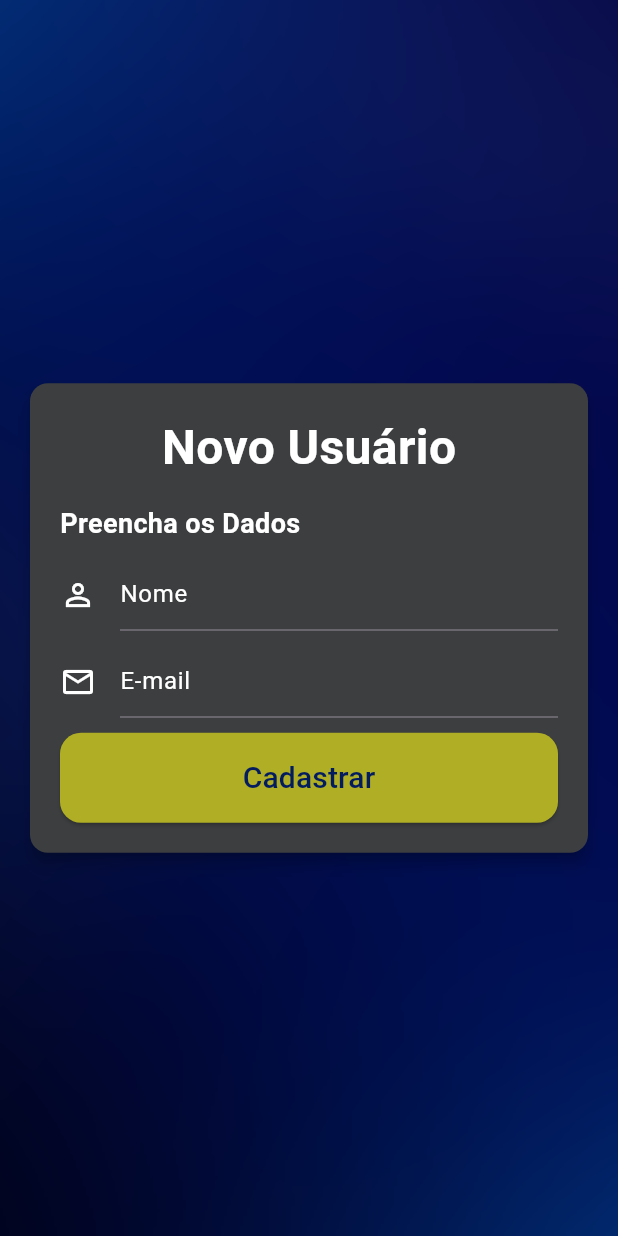
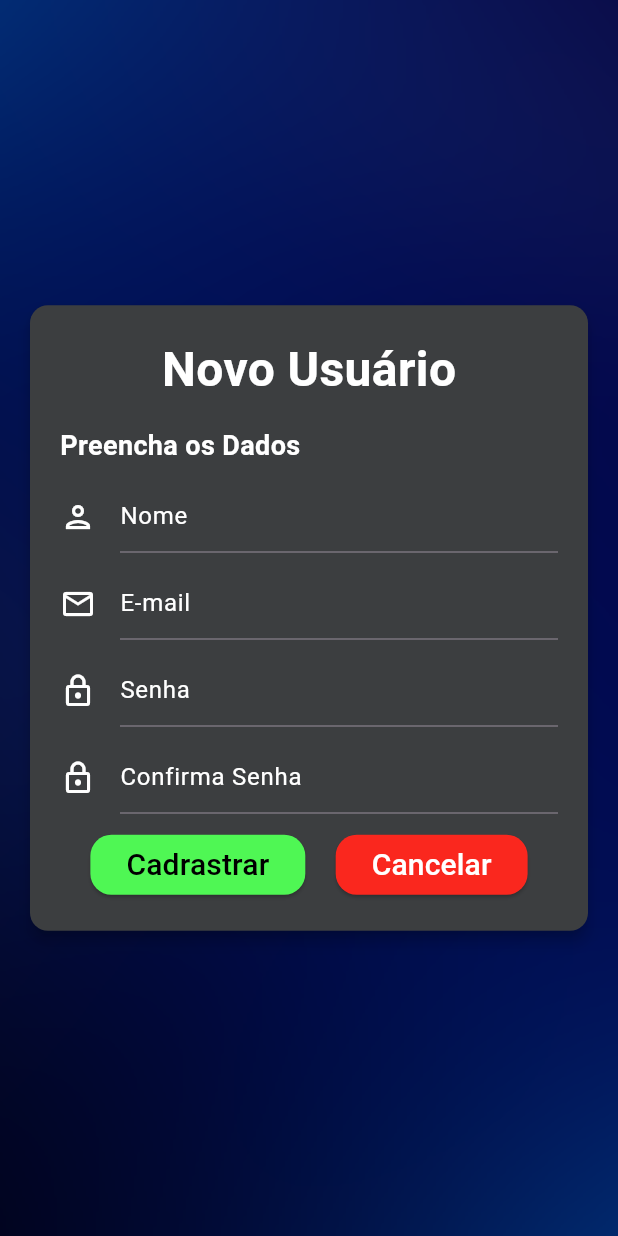
Before and after one commit to enzosoft/project_unifeob, a Flutter app: the CadUsuarioPage screen opened by its route, on a phone screen of 412 x 824 dp. Run offline on Flutter 3.47's test engine with Material 3 defaults, Android fonts, the phone set to English and light mode, and no system bars; missing offline and left inert: validatorless.

Commit message:
adjust script in 01042025

```diff
--- a/lib/src/pages/cad_usuario_page.dart
+++ b/lib/src/pages/cad_usuario_page.dart
@@ -1,3 +1,4 @@
+import 'package:appfluxolivre/src/pages/home_page.dart';
 import 'package:appfluxolivre/src/widget/input_login_widget.dart';
 import 'package:flutter/material.dart';
 import 'package:validatorless/validatorless.dart';
@@ -13,11 +14,20 @@ class _CadUsuarioPageState extends State<CadUsuarioPage> {
   final _formKey = GlobalKey<FormState>();
   final _nomeController = TextEditingController();
   final _emailController = TextEditingController();
+  final _senhaController = TextEditingController();
+  final _confSenhaController = TextEditingController();
 
-  void _cadastrar(){
-    if (_formKey.currentState!.validate()){
-      Navigator.of(context).pushNamed('/home');
+  void _cadastrar() {
+    if (_formKey.currentState!.validate()) {
+      Navigator.pushReplacement(
+        context,
+        MaterialPageRoute(builder: (context) => HomePage() )
+      );
     }
+  }
+
+  void _cancelar() {
+    Navigator.of(context).pushNamed('/');
   }
 
   @override
@@ -26,17 +36,15 @@ class _CadUsuarioPageState extends State<CadUsuarioPage> {
       body: Container(
         decoration: BoxDecoration(
           image: DecorationImage(
-            image: AssetImage(
-              'assets/images/login.png'
+            image: AssetImage('assets/images/login.png'),
+            fit: BoxFit.cover,
           ),
-            fit: BoxFit.cover,
-            )
         ),
         child: Center(
           child: Padding(
             padding: const EdgeInsets.all(16),
             child: Card(
-              color: const Color(0xff3c3e40),
+              color: const Color(0xFF3C3E40),
               elevation: 4,
               shape: RoundedRectangleBorder(
                 borderRadius: BorderRadius.circular(12),
@@ -57,60 +65,104 @@ class _CadUsuarioPageState extends State<CadUsuarioPage> {
                           style: TextStyle(
                             fontSize: 32,
                             fontWeight: FontWeight.bold,
-                            color: Color(0xFFFFFFFF)
+                            color: Color(0xFFFFFFFF),
                           ),
                         ),
                       ),
                       const Text(
-                        'Preencha os Dados',
+                        "Preencha os Dados",
                         style: TextStyle(
                           fontSize: 18,
                           fontWeight: FontWeight.bold,
-                            color: Color(0xFFFFFFFF)
+                          color: Color(0xFFFFFFFF),
                         ),
                       ),
-                      const SizedBox(height: 10,),
+                      const SizedBox(height: 10),
                       InputLoginWidget(
                         controller: _nomeController,
-                        icon: Icons.person_outline,
+                        icon: Icons.person_outlined,
                         hint: 'Nome',
-                        validator: Validatorless.required(
-                          'Campo Obrigatório'
+                        validator: Validatorless.required('Campo Obrigatorio'),
                       ),
-                      ),
-                      const SizedBox(height: 10,),
+                      const SizedBox(height: 10),
                       InputLoginWidget(
                         controller: _emailController,
                         icon: Icons.email_outlined,
                         hint: 'E-mail',
                         validator: Validatorless.multiple([
                           Validatorless.required('Campo Obrigatório'),
-                          Validatorless.email('E-mail Inválido')
-                        ])
+                          Validatorless.email('E-mail Invalido!'),
+                        ]),
                       ),
-                      const SizedBox(height: 10,),
+                      const SizedBox(height: 10),
+                      InputLoginWidget(
+                        controller: _senhaController,
+                        icon: Icons.lock_outlined,
+                        hint: 'Senha',
+                        validator: Validatorless.multiple([
+                          Validatorless.required('Campo Obrigatório'),
+                          Validatorless.min(8, 'Digite no minimo 8 caracteres'),
+                        ]),
+                        obscure: true,
+                      ),
+                      const SizedBox(height: 10),
+                      InputLoginWidget(
+                        controller: _confSenhaController,
+                        icon: Icons.lock_outlined,
+                        hint: 'Confirma Senha',
+                        validator: Validatorless.multiple([
+                          Validatorless.required('Campo Obrigatório'),
+                          Validatorless.compare(
+                            _senhaController,
+                            'As Senhas não são Iguais',
+                          ),
+                        ]),
+                        obscure: true,
+                      ),
+                      const SizedBox(height: 10),
+                      Row(
+                        mainAxisAlignment: MainAxisAlignment.spaceEvenly,
+                        children: [
                           ElevatedButton(
                             style: ElevatedButton.styleFrom(
-                  backgroundColor: const Color(0Xffafae24),
-                  minimumSize: Size(double.infinity, 60),
+                              backgroundColor: const Color(0xFF4FF754),
                               shape: RoundedRectangleBorder(
                                 borderRadius: BorderRadius.circular(14),
                               ),
                             ),
                             onPressed: _cadastrar,
                             child: const Text(
-                  'Cadastrar',
+                              'Cadrastrar',
                               style: TextStyle(
                                 fontSize: 20,
                                 fontWeight: FontWeight.w500,
-                    color: Color(0xFF031C5F),
+                                color: Color.fromARGB(255, 0, 0, 0),
                               ),
-                  )
+                            ),
+                          ),
+                            ElevatedButton(
+                            style: ElevatedButton.styleFrom(
+                              backgroundColor: const Color(0xFFFA271E),
+                              shape: RoundedRectangleBorder(
+                                borderRadius: BorderRadius.circular(14),
+                              ),
+                            ),
+                            onPressed: _cancelar,
+                            child: const Text(
+                              'Cancelar',
+                              style: TextStyle(
+                                fontSize: 20,
+                                fontWeight: FontWeight.w500,
+                                color: Color(0xFFFFFFFF),
+                              ),
+                            ),
+                          ),
+                        ],
                       ),
                     ],
                   ),
                 ),
-              )
+              ),
             ),
           ),
         ),
--- a/pubspec.yaml
+++ b/pubspec.yaml
@@ -35,6 +35,8 @@ dependencies:
   # Use with the CupertinoIcons class for iOS style icons.
   cupertino_icons: ^1.0.8
   validatorless: ^1.2.4
+  provider: ^6.1.4
+  http: ^1.3.0
 
 dev_dependencies:
   flutter_test:
```
Also changed, not shown: lib/src/models/user.dart (added, +29 -0 lines), lib/src/providers/user_register_provider.dart (added, +16 -0 lines), lib/src/services/user_api_service.dart (added, +19 -0 lines), pubspec.lock, 125 other files. Lines whose indentation alone changed are shown as unchanged.
